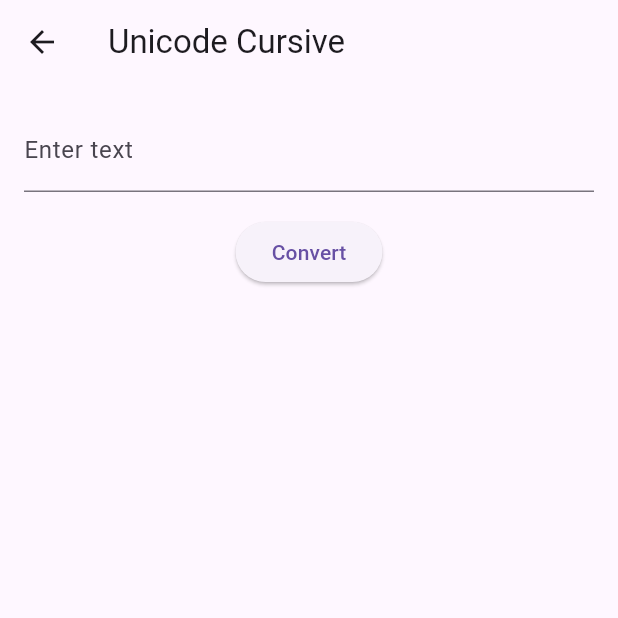
After one commit to auri-gabriel/learning_flutter, a Flutter app: the CursiveConverter screen opened by its route, after a tap on "Convert", on a phone screen of 412 x 824 dp, the top half of it. The commit adds this screen. Run offline on Flutter 3.47's test engine with Material 3 defaults, Android fonts, the phone set to English and light mode, and no system bars.

Commit message:
feat: Add CursiveConverter page and integrate into navigation

```diff
--- /dev/null
+++ b/lib/cursive_converter.dart
@@ -0,0 +1,73 @@
+import 'package:flutter/material.dart';
+import 'package:flutter/services.dart';
+
+class CursiveConverter extends StatefulWidget {
+  const CursiveConverter({super.key});
+
+  @override
+  _CursiveConverterState createState() => _CursiveConverterState();
+}
+
+class _CursiveConverterState extends State<CursiveConverter> {
+  final TextEditingController _controller = TextEditingController();
+  String _cursiveText = '';
+
+  String _toCursive(String input) {
+    final buffer = StringBuffer();
+
+    for (var rune in input.runes) {
+      if (rune >= 0x41 && rune <= 0x5A) {
+        // A-Z
+        buffer.writeCharCode(rune - 0x41 + 0x1D4D0);
+      } else if (rune >= 0x61 && rune <= 0x7A) {
+        // a-z
+        buffer.writeCharCode(rune - 0x61 + 0x1D4EA);
+      } else {
+        buffer.writeCharCode(rune);
+      }
+    }
+
+    return buffer.toString();
+  }
+
+  void _convertText() {
+    setState(() {
+      _cursiveText = _toCursive(_controller.text);
+    });
+  }
+
+  void _copyToClipboard() {
+    Clipboard.setData(ClipboardData(text: _cursiveText));
+    ScaffoldMessenger.of(
+      context,
+    ).showSnackBar(SnackBar(content: Text('Copied to clipboard!')));
+  }
+
+  @override
+  Widget build(BuildContext context) {
+    return Scaffold(
+      appBar: AppBar(title: Text('Unicode Cursive')),
+      body: Padding(
+        padding: const EdgeInsets.all(16.0),
+        child: Column(
+          children: [
+            TextField(
+              controller: _controller,
+              decoration: InputDecoration(labelText: 'Enter text'),
+            ),
+            SizedBox(height: 16),
+            ElevatedButton(onPressed: _convertText, child: Text('Convert')),
+            SizedBox(height: 24),
+            SelectableText(_cursiveText, style: TextStyle(fontSize: 20)),
+            if (_cursiveText.isNotEmpty)
+              TextButton.icon(
+                onPressed: _copyToClipboard,
+                icon: Icon(Icons.copy),
+                label: Text('Copy'),
+              ),
+          ],
+        ),
+      ),
+    );
+  }
+}
--- a/lib/main.dart
+++ b/lib/main.dart
@@ -1,5 +1,6 @@
 import 'package:flutter/material.dart';
 import 'package:flutter/services.dart';
+import 'package:strikethrough_app_flutter/cursive_converter.dart';
 import 'package:strikethrough_app_flutter/generic_mock_page.dart';
 import 'package:strikethrough_app_flutter/strikethrough_home_page.dart';
 
@@ -18,6 +19,7 @@ class StrikethroughApp extends StatelessWidget {
       routes: {
         '/': (context) => const MainHomePage(),
         '/strikethrough': (context) => const StrikethroughHomePage(),
+        '/cursive': (context) => const CursiveConverter(),
         '/mock1': (context) => const MockPage(title: 'Mock Page 1'),
         '/mock2': (context) => const MockPage(title: 'Mock Page 2'),
       },
@@ -42,6 +44,7 @@ class GridScreen extends StatelessWidget {
 
   final List<Map<String, String>> routes = const [
     {'title': 'Strikethrough', 'route': '/strikethrough'},
+    {'title': 'Cursive', 'route': '/cursive'},
     {'title': 'Mock Page 1', 'route': '/mock1'},
     {'title': 'Mock Page 2', 'route': '/mock2'},
   ];
```
